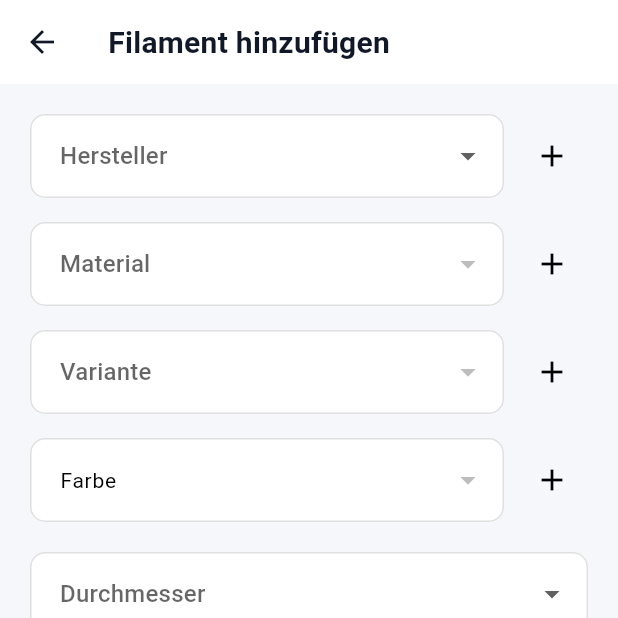
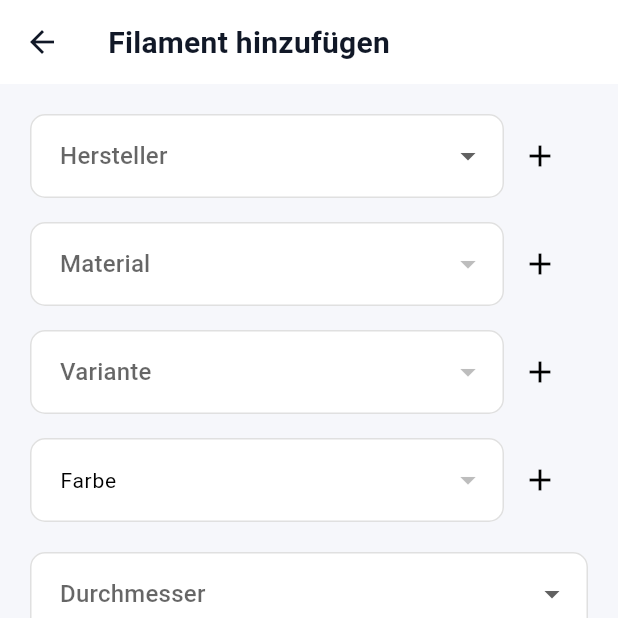
Before and after one commit to Bogi89/filament_manager, a Flutter app: the AddFilamentPage screen opened directly, after a tap on "Speichern", on a phone screen of 412 x 824 dp, the top half of it. Run offline on Flutter 3.47's test engine with Material 3 defaults, Android fonts, the phone set to English and light mode, and no system bars; our stand-ins replace flutter_colorpicker, hive_flutter, shared_preferences; missing offline and left inert: dart:html; accounts and stored records are empty.

Commit message:
Fix add filament plus button alignment

```diff
--- a/lib/pages/add_filament_page.dart
+++ b/lib/pages/add_filament_page.dart
@@ -3,6 +3,7 @@ import 'package:flutter_colorpicker/flutter_colorpicker.dart';
 import '../models/filament.dart';
 import '../services/filament_catalog_service.dart';
 import '../services/custom_color_service.dart';
+import '../models/filament_color.dart';
 
 class AddFilamentPage extends StatefulWidget {
   final Filament? existingFilament;
@@ -28,9 +29,21 @@ class _AddFilamentPageState
   String? selectedMaterial;
   String? selectedVariant;
   String? selectedColor;
+
+List<FilamentColor> selectedFilamentColors = [];
+
 Color? selectedColorValue;
 
   final Map<String, Color> preloadColorMap = {};
+
+  String buildColorKey(
+  String brand,
+  String material,
+  String variant,
+  String colorName,
+) {
+  return "$brand|$material|$variant|$colorName";
+}
 
   double? selectedDiameter;
 
@@ -392,10 +405,41 @@ setState(() {
   c,
 );
 
-if (colorsFromHex.isNotEmpty) {
-    preloadColorMap[c] = colorsFromHex.first;
+final splitColors =
+    c.split('+')
+        .map((e) => e.trim())
+        .toList();
+
+for (int i = 0; i < splitColors.length; i++) {
+
+  final colorName = splitColors[i];
+
+  if (i < colorsFromHex.length) {
+
+    final key = buildColorKey(
+  selectedBrand!,
+  selectedMaterial!,
+  selectedVariant!,
+  colorName,
+);
+
+preloadColorMap[key] =
+    colorsFromHex[i];
+
   } else {
-    preloadColorMap[c] = Colors.grey;
+
+    final key = buildColorKey(
+  selectedBrand!,
+  selectedMaterial!,
+  selectedVariant!,
+  colorName,
+);
+
+preloadColorMap[key] =
+    Colors.grey;
+
+  }
+
 }
 
   } else {
@@ -423,13 +467,40 @@ if (colorsFromHex.isNotEmpty) {
     setState(() {});
   }
 
-  /// 🔧 RICHTIG außerhalb platziert
+Widget buildAlignedAddButton({
+  required VoidCallback? onPressed,
+}) {
+  return SizedBox(
+    width: 48,
+    height: 48,
+    child: IconButton(
+      onPressed: onPressed,
+      icon: const Icon(Icons.add),
+      padding: EdgeInsets.zero,
+      constraints: const BoxConstraints(
+        minWidth: 48,
+        minHeight: 48,
+      ),
+      splashRadius: 24,
+      tooltip: "Hinzufügen",
+    ),
+  );
+}
+
 Widget buildColorItem(String c) {
 
-  final List<Color> parsedColors =
-      preloadColorMap.containsKey(c)
-          ? [preloadColorMap[c]!]
-          : [Colors.grey];
+  final splitColors =
+    c.split('+')
+        .map((e) => e.trim())
+        .toList();
+
+final parsedColors =
+    FilamentCatalogService.getColorsFromHex(
+  selectedBrand!,
+  selectedMaterial!,
+  selectedVariant!,
+  c,
+);
 
   return Row(
     mainAxisSize: MainAxisSize.min,
@@ -447,9 +518,11 @@ if (colorsFromHex.isNotEmpty) {
         ),
       ),
 
-      Text(
+      Flexible(
+        child: Text(
           c,
           overflow: TextOverflow.ellipsis,
+        ),
       ),
 
     ],
@@ -480,11 +553,33 @@ if (colorsFromHex.isNotEmpty) {
             priceController.text)
         ?? 0;
 
-    final parsedColors =
-    (selectedColor != null &&
-     preloadColorMap.containsKey(selectedColor))
-        ? [preloadColorMap[selectedColor]!]
-        : [Colors.grey];
+    final List<Color> parsedColors = [];
+
+if (selectedColor != null) {
+
+  final splitColors =
+      selectedColor!
+          .split('+')
+          .map((e) => e.trim())
+          .toList();
+
+  for (final colorName in splitColors) {
+
+    if (preloadColorMap.containsKey(colorName)) {
+
+      parsedColors.add(
+        preloadColorMap[colorName]!,
+      );
+
+    } else {
+
+      parsedColors.add(Colors.grey);
+
+    }
+
+  }
+
+}
 
 final List<String> colorNames = [];
 
@@ -502,9 +597,6 @@ if (colorNames.isNotEmpty &&
 }
 
     // DEBUG vor dem Erstellen
-print("DEBUG variant: $selectedVariant");
-print("DEBUG colorNames: $colorNames");
-
 final filament = Filament(
   brand: selectedBrand!,
   material: selectedMaterial!,
@@ -523,18 +615,40 @@ final filament = Filament(
   nozzleTemp: nozzleTemp ?? 0,
   bedTemp: bedTemp ?? 0,
 
-  color: parsedColors.first,
-  colors: parsedColors,
+  color:
+    selectedFilamentColors.isNotEmpty
+        ? Color(
+            int.parse(
+              selectedFilamentColors.first.hex
+                  .replaceFirst('#', '0xFF'),
+            ),
+          )
+        : Colors.grey,
 
-  colorNames: colorNames,
+colors:
+    selectedFilamentColors.map((f) {
+
+      return Color(
+        int.parse(
+          f.hex.replaceFirst('#', '0xFF'),
+        ),
+      );
+
+    }).toList(),
+
+colorNames:
+    selectedFilamentColors
+        .map((f) => f.name)
+        .toList(),
+
+filamentColors:
+    selectedFilamentColors,
 
   colorType:
       parsedColors.length > 1
           ? "multi"
           : "single",
 );
-
-print("DEBUG colorNames: $colorNames");
 
     widget.onSave(filament);
 
@@ -562,7 +676,10 @@ print("DEBUG colorNames: $colorNames");
             "Filament hinzufügen"),
       ),
 
-      body: ListView(
+      body: Stack(
+        children: [
+
+    ListView(
         padding:
         const EdgeInsets.all(20),
 
@@ -592,13 +709,11 @@ print("DEBUG colorNames: $colorNames");
       ),
     ),
 
+    buildAlignedAddButton(
+  onPressed: _addBrandDialog,
+),
+
     const SizedBox(width: 8),
-
-    IconButton(
-      icon: const Icon(Icons.add),
-      onPressed: _addBrandDialog,
-      tooltip: "Neuen Hersteller hinzufügen",
-    ),
 
   ],
 ),
@@ -629,13 +744,11 @@ print("DEBUG colorNames: $colorNames");
       ),
     ),
 
+    buildAlignedAddButton(
+  onPressed: _addMaterialDialog,
+),
+
     const SizedBox(width: 8),
-
-    IconButton(
-      icon: const Icon(Icons.add),
-      onPressed: _addMaterialDialog,
-      tooltip: "Neues Material hinzufügen",
-    ),
 
   ],
 ),
@@ -644,7 +757,8 @@ print("DEBUG colorNames: $colorNames");
 
           Row(
   children: [
-    Expanded(
+    SizedBox(
+  width: MediaQuery.of(context).size.width - 96,
   child: DropdownButtonFormField<String>(
         value: selectedVariant,
         hint: const Text("Variante"),
@@ -663,10 +777,7 @@ print("DEBUG colorNames: $colorNames");
       ),
     ),
 
-    const SizedBox(width: 8),
-
-    IconButton(
-      icon: const Icon(Icons.add),
+    buildAlignedAddButton(
   onPressed: () async {
         final controller = TextEditingController();
 
@@ -734,7 +845,8 @@ print("DEBUG colorNames: $colorNames");
 
           Row(
   children: [
-    Expanded(
+    SizedBox(
+  width: MediaQuery.of(context).size.width - 96,
   child: DropdownButtonFormField<String>(
         value: colors.contains(selectedColor)
             ? selectedColor
@@ -752,18 +864,43 @@ print("DEBUG colorNames: $colorNames");
         ).toList(),
         onChanged: (val) {
          if (val != null) {
+
   setState(() {
+
     selectedColor = val;
+
+    selectedFilamentColors = [];
+
+    final splitColors =
+        val.split('+')
+            .map((e) => e.trim())
+            .toList();
+
+    for (final colorName in splitColors) {
+
+      final colorValue =
+          preloadColorMap[colorName] ??
+          Colors.grey;
+
+      selectedFilamentColors.add(
+        FilamentColor(
+          name: colorName,
+          hex:
+              '#${colorValue.value.toRadixString(16).substring(2).toUpperCase()}',
+          isCustom: false,
+        ),
+      );
+
+    }
+
   });
+
 }
         },
       ),
     ),
 
-    const SizedBox(width: 8),
-
-    IconButton(
-      icon: const Icon(Icons.add),
+    buildAlignedAddButton(
   onPressed: () async {
         final controller =
             TextEditingController();
@@ -909,7 +1046,30 @@ setState(() {
         );
 
     if (loadedColors.isNotEmpty) {
-      preloadColorMap[c] = loadedColors.first;
+      final splitColors =
+    c.split('+')
+        .map((e) => e.trim())
+        .toList();
+
+for (int i = 0; i < splitColors.length; i++) {
+
+  final colorName = splitColors[i];
+
+  final key = buildColorKey(
+    selectedBrand!,
+    selectedMaterial!,
+    selectedVariant!,
+    colorName,
+  );
+
+  if (i < loadedColors.length) {
+    preloadColorMap[key] =
+        loadedColors[i];
+  } else {
+    preloadColorMap[key] =
+        Colors.grey;
+  }
+}
     } else {
       preloadColorMap[c] = Colors.grey;
     }
@@ -1094,6 +1254,9 @@ Row(
           ],
         ),
 
+  ],
+),
+
 );
   }
 }
```
Also changed, not shown: lib/pages/filament_page.dart (+8 -23 lines), lib/services/filament_catalog_service.dart (+15 -6 lines), assets/data/filament_catalog.csv. Lines whose indentation alone changed are shown as unchanged.
